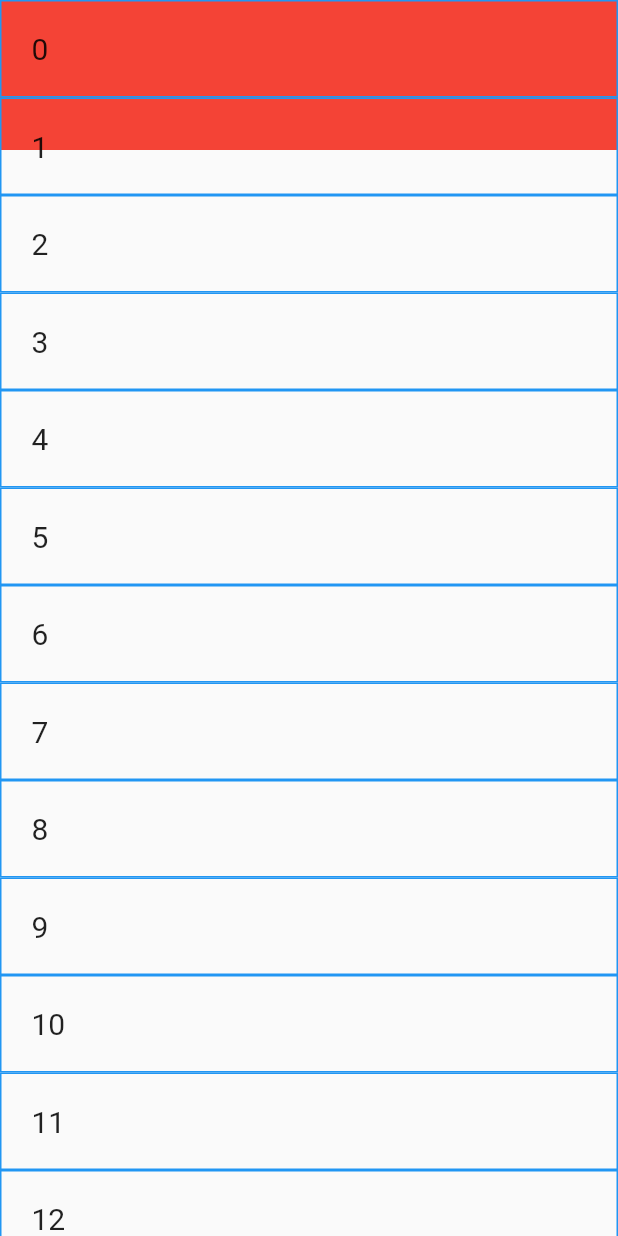
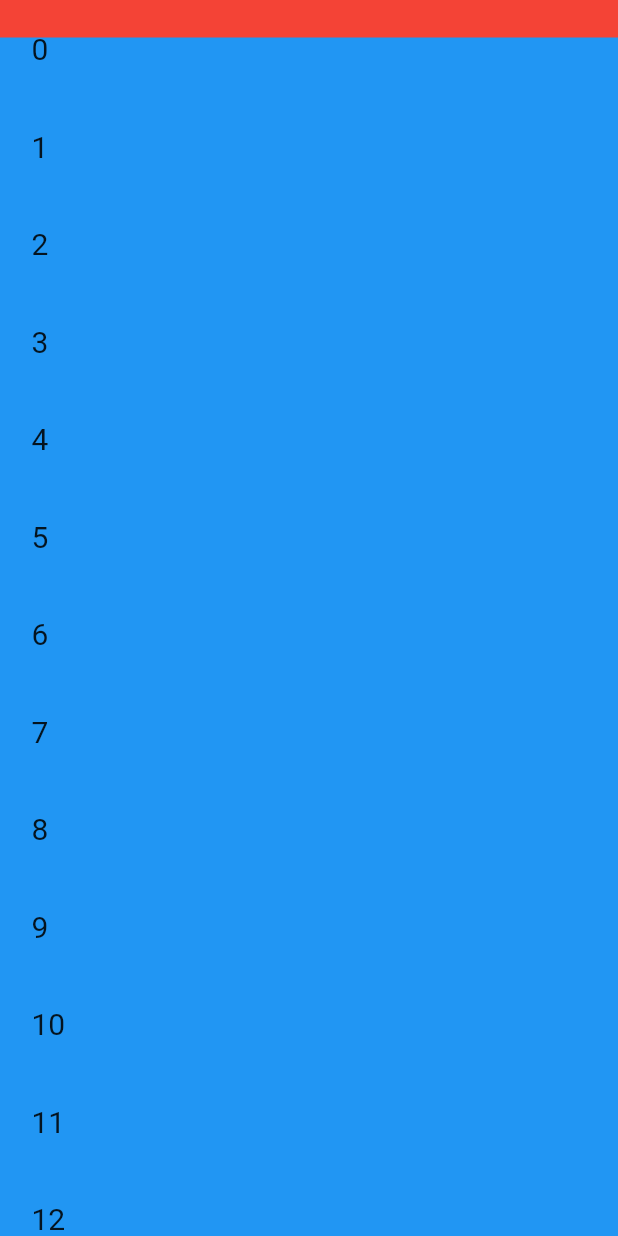
Before and after one commit to jason-genie/flutter-scroll-top, a Flutter app: the screen it shows after launch, on a phone screen of 412 x 824 dp. Run offline on Flutter 3.47's test engine with Material 2 defaults, Android fonts, the phone set to English and light mode, and no system bars.

```diff
--- a/lib/home_page.dart
+++ b/lib/home_page.dart
@@ -11,29 +11,45 @@ class _HomePageState extends State<HomePage> {
   @override
   Widget build(BuildContext context) {
     final scrollController = ScrollController();
-    final double statusBarHeight = MediaQuery.of(context).padding.top;
+    final double statusBarHeight =
+        MediaQuery.of(context).padding.top; // currently it is 0
 
     return Scaffold(
-        body: Stack(children: [
-      GestureDetector(
-          onTapUp: (TapUpDetails details) {
-            print("asdfasdf");
-            if (details.globalPosition.dy < statusBarHeight) {
-              // Tap occurred on the status bar
-              print('clicked status bar');
-              scrollController.jumpTo(0);
-            }
-          },
-          child: Positioned(
-              top: 0,
-              left: 0,
-              right: 0,
-              child: Container(height: 100, color: Colors.red))),
-      ListView.builder(
-          controller: scrollController,
-          itemBuilder: _itemBuilder,
-          itemCount: 100),
-    ]));
+        body: Stack(
+      children: [
+        Positioned.fill(
+          child: GestureDetector(
+              onTap: () {
+                print('container tapped!');
+              },
+              child: Container(
+                  color: Colors.blue,
+                  child: ListView.builder(
+                      controller: scrollController,
+                      itemBuilder: _itemBuilder,
+                      itemCount: 100))),
+        ),
+        Positioned(
+          top: 0,
+          left: 0,
+          right: 0,
+          child: GestureDetector(
+            onTap: () {
+              print('Status bar tapped!');
+              scrollController.animateTo(
+                0,
+                duration: const Duration(seconds: 1),
+                curve: Curves.easeInOut,
+              );
+            },
+            child: Container(
+              height: 25, // statusBarHeight
+              color: Colors.red,
+            ),
+          ),
+        ),
+      ],
+    ));
   }
 
   Widget _itemBuilder(BuildContext context, int index) {
--- a/lib/main.dart
+++ b/lib/main.dart
@@ -1,5 +1,6 @@
 import 'package:example/home_page.dart';
 import 'package:flutter/material.dart';
+import 'package:flutter/services.dart';
 
 void main() {
   runApp(const MyApp());
@@ -10,6 +11,7 @@ class MyApp extends StatelessWidget {
 
   @override
   Widget build(BuildContext context) {
+    SystemChrome.setEnabledSystemUIMode(SystemUiMode.manual, overlays: []);
     return const MaterialApp(title: 'Scroll to top', home: HomePage());
   }
 }
```
